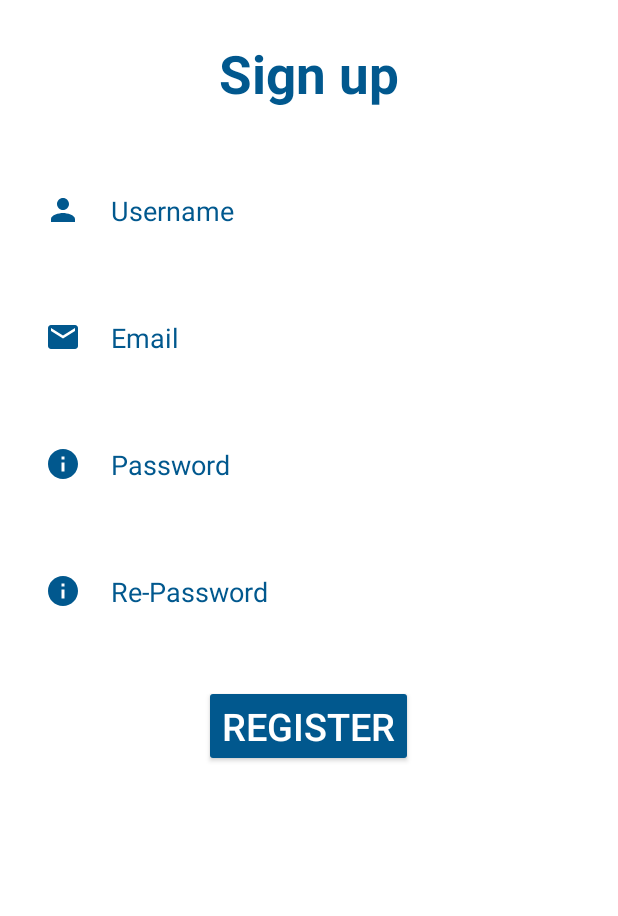
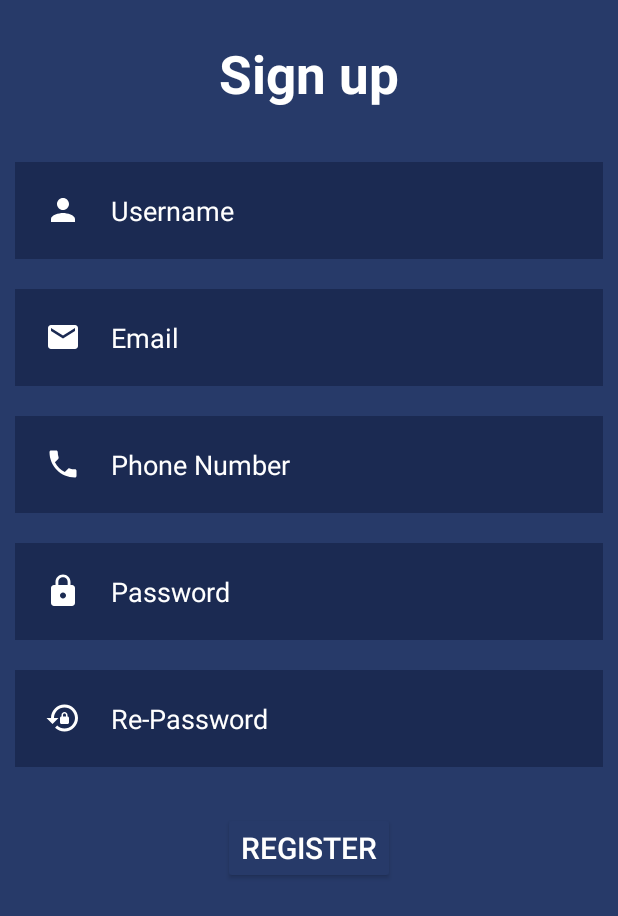
Before and after one commit to radwanzoubi1/EVAN, an Android app: the signpage screen opened directly, with no data from a screen before it, on a phone screen of 412 x 824 dp. Shown: the top 916 px of the screen. Run offline under Robolectric (Android 15) with nearby library versions, the phone set to English and light mode, and no system bars.

Commit message:
//radwan

```diff
--- a/app/src/main/AndroidManifest.xml
+++ b/app/src/main/AndroidManifest.xml
@@ -8,7 +8,7 @@
         android:fullBackupContent="@xml/backup_rules"
         android:icon="@drawable/icon"
         android:label="@string/app_name"
-        android:roundIcon="@mipmap/ic_launcher_round"
+        android:roundIcon="@drawable/iconapp"
         android:supportsRtl="true"
         android:theme="@style/Theme.MyApplication"
         tools:targetApi="31">
--- a/app/src/main/res/drawable/ic_baseline_email_24.xml
+++ b/app/src/main/res/drawable/ic_baseline_email_24.xml
@@ -1,4 +1,4 @@
-<vector android:height="24dp" android:tint="#01588E"
+<vector android:height="24dp" android:tint="#FFFFFF"
     android:viewportHeight="24" android:viewportWidth="24"
     android:width="24dp" xmlns:android="http://schemas.android.com/apk/res/android">
     <path android:fillColor="@android:color/white" android:pathData="M20,4L4,4c-1.1,0 -1.99,0.9 -1.99,2L2,18c0,1.1 0.9,2 2,2h16c1.1,0 2,-0.9 2,-2L22,6c0,-1.1 -0.9,-2 -2,-2zM20,8l-8,5 -8,-5L4,6l8,5 8,-5v2z"/>
--- a/app/src/main/res/drawable/ic_baseline_info_24.xml
+++ /dev/null
@@ -1,5 +0,0 @@
-<vector android:height="24dp" android:tint="#01588E"
-    android:viewportHeight="24" android:viewportWidth="24"
-    android:width="24dp" xmlns:android="http://schemas.android.com/apk/res/android">
-    <path android:fillColor="@android:color/white" android:pathData="M12,2C6.48,2 2,6.48 2,12s4.48,10 10,10 10,-4.48 10,-10S17.52,2 12,2zM13,17h-2v-6h2v6zM13,9h-2L11,7h2v2z"/>
-</vector>
--- /dev/null
+++ b/app/src/main/res/drawable/ic_baseline_local_phone_24.xml
@@ -0,0 +1,5 @@
+<vector android:height="24dp" android:tint="#FFFFFF"
+    android:viewportHeight="24" android:viewportWidth="24"
+    android:width="24dp" xmlns:android="http://schemas.android.com/apk/res/android">
+    <path android:fillColor="@android:color/white" android:pathData="M6.62,10.79c1.44,2.83 3.76,5.14 6.59,6.59l2.2,-2.2c0.27,-0.27 0.67,-0.36 1.02,-0.24 1.12,0.37 2.33,0.57 3.57,0.57 0.55,0 1,0.45 1,1V20c0,0.55 -0.45,1 -1,1 -9.39,0 -17,-7.61 -17,-17 0,-0.55 0.45,-1 1,-1h3.5c0.55,0 1,0.45 1,1 0,1.25 0.2,2.45 0.57,3.57 0.11,0.35 0.03,0.74 -0.25,1.02l-2.2,2.2z"/>
+</vector>
--- /dev/null
+++ b/app/src/main/res/drawable/ic_baseline_lock_24.xml
@@ -0,0 +1,5 @@
+<vector android:height="24dp" android:tint="#FFFFFF"
+    android:viewportHeight="24" android:viewportWidth="24"
+    android:width="24dp" xmlns:android="http://schemas.android.com/apk/res/android">
+    <path android:fillColor="@android:color/white" android:pathData="M18,8h-1L17,6c0,-2.76 -2.24,-5 -5,-5S7,3.24 7,6v2L6,8c-1.1,0 -2,0.9 -2,2v10c0,1.1 0.9,2 2,2h12c1.1,0 2,-0.9 2,-2L20,10c0,-1.1 -0.9,-2 -2,-2zM12,17c-1.1,0 -2,-0.9 -2,-2s0.9,-2 2,-2 2,0.9 2,2 -0.9,2 -2,2zM15.1,8L8.9,8L8.9,6c0,-1.71 1.39,-3.1 3.1,-3.1 1.71,0 3.1,1.39 3.1,3.1v2z"/>
+</vector>
--- /dev/null
+++ b/app/src/main/res/drawable/ic_baseline_lock_reset_24.xml
@@ -0,0 +1,5 @@
+<vector android:height="24dp" android:tint="#FFFFFF"
+    android:viewportHeight="24" android:viewportWidth="24"
+    android:width="24dp" xmlns:android="http://schemas.android.com/apk/res/android">
+    <path android:fillColor="@android:color/white" android:pathData="M13,3c-4.97,0 -9,4.03 -9,9H1l4,4l4,-4H6c0,-3.86 3.14,-7 7,-7s7,3.14 7,7s-3.14,7 -7,7c-1.9,0 -3.62,-0.76 -4.88,-1.99L6.7,18.42C8.32,20.01 10.55,21 13,21c4.97,0 9,-4.03 9,-9S17.97,3 13,3zM15,11v-1c0,-1.1 -0.9,-2 -2,-2s-2,0.9 -2,2v1c-0.55,0 -1,0.45 -1,1v3c0,0.55 0.45,1 1,1h4c0.55,0 1,-0.45 1,-1v-3C16,11.45 15.55,11 15,11zM14,11h-2v-1c0,-0.55 0.45,-1 1,-1s1,0.45 1,1V11z"/>
+</vector>
--- a/app/src/main/res/drawable/ic_baseline_person_24.xml
+++ b/app/src/main/res/drawable/ic_baseline_person_24.xml
@@ -1,4 +1,4 @@
-<vector android:height="24dp" android:tint="#01588E"
+<vector android:height="24dp" android:tint="#FFFFFF"
     android:viewportHeight="24" android:viewportWidth="24"
     android:width="24dp" xmlns:android="http://schemas.android.com/apk/res/android">
     <path android:fillColor="@android:color/white" android:pathData="M12,12c2.21,0 4,-1.79 4,-4s-1.79,-4 -4,-4 -4,1.79 -4,4 1.79,4 4,4zM12,14c-2.67,0 -8,1.34 -8,4v2h16v-2c0,-2.66 -5.33,-4 -8,-4z"/>
--- a/app/src/main/res/layout/activity_signpage.xml
+++ b/app/src/main/res/layout/activity_signpage.xml
@@ -4,17 +4,17 @@
     xmlns:tools="http://schemas.android.com/tools"
     android:layout_width="match_parent"
     android:layout_height="match_parent"
-    android:background="@color/white"
+    android:background="#273a69"
     tools:context=".MainActivity">
 
     <TextView
         android:layout_width="match_parent"
         android:layout_height="wrap_content"
-        android:id="@+id/login_txt"
+        android:id="@+id/signuptitle"
         android:text="Sign up"
         android:textSize="35dp"
         android:textStyle="bold"
-        android:textColor="#01588e"
+        android:textColor="@color/white"
         android:gravity="center"
         android:layout_margin="25dp"
         />
@@ -23,62 +23,75 @@
         android:id="@+id/username"
         android:layout_width="match_parent"
         android:layout_height="wrap_content"
-        android:layout_below="@+id/login_txt"
+        android:layout_below="@+id/signuptitle"
         android:layout_marginStart="10dp"
         android:layout_marginTop="10dp"
         android:layout_marginEnd="10dp"
         android:layout_marginBottom="10dp"
-        android:background="#FFFFFF"
+        android:background="#1b2a52"
         android:drawableLeft="@drawable/ic_baseline_person_24"
         android:drawablePadding="20dp"
         android:hint="Username"
         android:padding="20dp"
-        android:textColor="#01588e"
-        android:textColorHint="#01588e" />
-
+        android:textColor="@color/white"
+        android:textColorHint="@color/white" />
     <EditText
-        android:id="@+id/email"
         android:layout_width="match_parent"
         android:layout_height="wrap_content"
+        android:id="@+id/email"
         android:layout_below="@+id/username"
-        android:layout_marginStart="10dp"
-        android:layout_marginTop="10dp"
-        android:layout_marginEnd="10dp"
-        android:layout_marginBottom="10dp"
-        android:background="#FFFFFF"
+        android:background="#1b2a52"
+        android:hint="Email"
+        android:textColorHint="@color/white"
+        android:textColor="@color/white"
+        android:layout_margin="10dp"
+        android:padding="20dp"
         android:drawableLeft="@drawable/ic_baseline_email_24"
         android:drawablePadding="20dp"
-        android:hint="Email"
+        />
+    <EditText
+        android:layout_width="match_parent"
+        android:layout_height="wrap_content"
+        android:id="@+id/phone"
+        android:layout_below="@+id/email"
+        android:background="#1b2a52"
+        android:hint="Phone Number"
+        android:textColorHint="@color/white"
+        android:textColor="@color/white"
+        android:layout_margin="10dp"
         android:padding="20dp"
-        android:textColor="#01588e"
-        android:textColorHint="#01588e" />
+        android:drawableLeft="@drawable/ic_baseline_local_phone_24"
+        android:drawablePadding="20dp"
+        android:inputType="number"
+        />
     <EditText
         android:layout_width="match_parent"
         android:layout_height="wrap_content"
         android:id="@+id/password"
-        android:layout_below="@+id/email"
-        android:background="#FFFFFF"
+        android:layout_below="@+id/phone"
+        android:background="#1b2a52"
         android:hint="Password"
-        android:textColorHint="#01588e"
-        android:textColor="#01588e"
+        android:textColorHint="@color/white"
+        android:textColor="@color/white"
         android:layout_margin="10dp"
         android:padding="20dp"
-        android:drawableLeft="@drawable/ic_baseline_info_24"
+        android:drawableLeft="@drawable/ic_baseline_lock_24"
         android:drawablePadding="20dp"
         android:inputType="textPassword"
         />
+
     <EditText
         android:layout_width="match_parent"
         android:layout_height="wrap_content"
         android:id="@+id/repassword"
         android:layout_below="@+id/password"
-        android:background="#FFFFFF"
+        android:background="#1b2a52"
         android:hint="Re-Password"
-        android:textColorHint="#01588e"
-        android:textColor="#01588e"
+        android:textColorHint="@color/white"
+        android:textColor="@color/white"
         android:layout_margin="10dp"
         android:padding="20dp"
-        android:drawableLeft="@drawable/ic_baseline_info_24"
+        android:drawableLeft="@drawable/ic_baseline_lock_reset_24"
         android:drawablePadding="20dp"
         android:inputType="textPassword"
         />
@@ -87,11 +100,10 @@
         android:layout_height="wrap_content"
         android:id="@+id/signupbtn"
         android:text="REGISTER"
-        android:textSize="25dp"
+        android:textSize="20dp"
         android:textColor="@color/white"
         android:layout_below="@id/repassword"
         android:layout_centerHorizontal="true"
-        android:backgroundTint="#01588e"
+        android:backgroundTint="#273a69"
         android:layout_margin="20dp"/>
-
-</RelativeLayout>
+    </RelativeLayout>
--- a/app/src/main/res/values/strings.xml
+++ b/app/src/main/res/values/strings.xml
@@ -1,3 +1,6 @@
 <resources>
-    <string name="app_name">My Application</string>
+    <string name="app_name">EVAN</string>
+    <string name="click_here">
+         <u>Click here</u>.
+    </string>
 </resources>
```
Also changed, not shown: app/src/main/java/com/example/myapplication/loginpage.java (+10 -0 lines), app/src/main/res/layout/activity_loginpage.xml (+63 -27 lines), app/src/main/res/layout/activity_splash_screen.xml (+5 -3 lines), app/src/main/res/drawable-v24/icon.png (added), app/src/main/res/drawable-v24/iconapp.png (added), app/src/main/res/drawable/icon.png (deleted).
